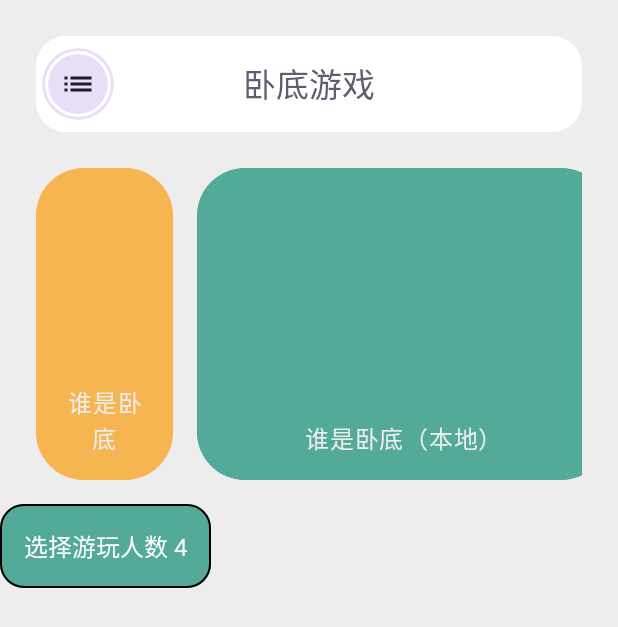
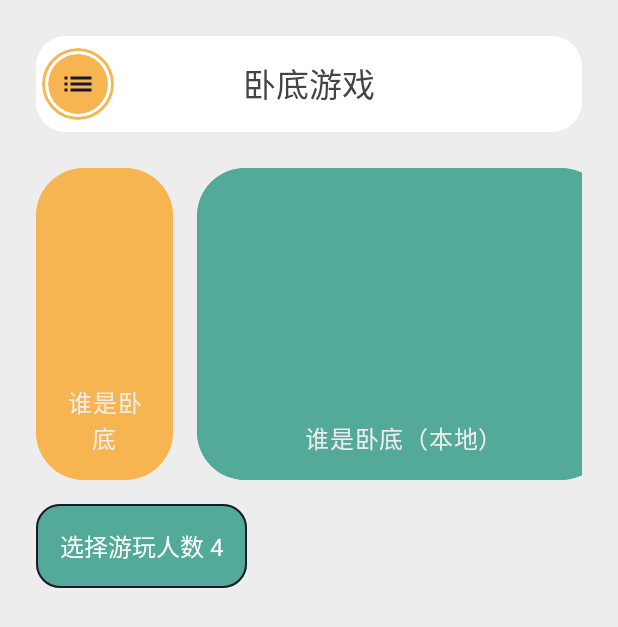
Before and after one commit to WingSword/YiGameCopilotX, an Android app built with Jetpack Compose: the screen it shows after launch (MainActivity), after a tap on "谁是卧底（本地）", on a phone screen of 412 x 824 dp. Shown: the top 627 px of the screen. Run offline under Robolectric (Android 15) with nearby library versions, the phone set to English and light mode, and no system bars.

Commit message:
优化主题颜色及UI组件样式

```diff
--- a/composeApp/src/commonMain/kotlin/org/walks/gamecopilot/App.kt
+++ b/composeApp/src/commonMain/kotlin/org/walks/gamecopilot/App.kt
@@ -33,6 +33,7 @@ import androidx.compose.material3.ExperimentalMaterial3Api
 import androidx.compose.material3.Icon
 import androidx.compose.material3.IconButton
 import androidx.compose.material3.IconButtonColors
+import androidx.compose.material3.IconButtonDefaults
 import androidx.compose.material3.MaterialTheme
 import androidx.compose.material3.Scaffold
 import androidx.compose.material3.SnackbarHost
@@ -130,7 +131,6 @@ fun AppView(viewmodel: MainViewmodel) {
                     }
                 },
                 navigationIcon = {
-
                     IconButton(
                         modifier = Modifier
                             .clip(CircleShape)
@@ -147,11 +147,9 @@ fun AppView(viewmodel: MainViewmodel) {
                             }
 
                         },
-                        colors = IconButtonColors(
+                        colors = IconButtonDefaults.iconButtonColors(
                             containerColor = MaterialTheme.colorScheme.secondaryContainer,
                             contentColor = MaterialTheme.colorScheme.onSecondaryContainer,
-                            disabledContentColor = Color.Red,
-                            disabledContainerColor = MaterialTheme.colorScheme.secondaryContainer
                         )
                     ) {
                         Icon(
--- a/composeApp/src/commonMain/kotlin/org/walks/gamecopilot/theme/Color.kt
+++ b/composeApp/src/commonMain/kotlin/org/walks/gamecopilot/theme/Color.kt
@@ -12,10 +12,12 @@ val BackgroundColorLight = Color(0xffEDEDED)
 val BackgroundColorDark = Color(0xff111111)
 val OnBackgroundColorLight = Color.White
 val OnBackgroundColorDark = Color(0xff191919)
-val DangerColorLight = Color(0xffFA5151)
+val DangerColorLight = Color(0xFFE46B49)
 val DangerColorDark = Color(0xff9A0404)
 val WarningColor = Color(254, 156, 1)
 val PlainColor = Color(199, 198, 205)
+val CardColorDark=Color(0xFF8EC3CB)
+val CardColorLight=Color(0xFF22a2c3)
 
 // 文字颜色
 val FontColorLight = Color(0f, 0f, 0f, 0.9f)
--- a/composeApp/src/commonMain/kotlin/org/walks/gamecopilot/theme/Theme.kt
+++ b/composeApp/src/commonMain/kotlin/org/walks/gamecopilot/theme/Theme.kt
@@ -19,12 +19,15 @@ import com.yi.yigamecopilot.android.theme.BackgroundColorDark
 import com.yi.yigamecopilot.android.theme.BackgroundColorLight
 import com.yi.yigamecopilot.android.theme.BorderColorDark
 import com.yi.yigamecopilot.android.theme.BorderColorLight
+import com.yi.yigamecopilot.android.theme.CardColorDark
+import com.yi.yigamecopilot.android.theme.CardColorLight
 import com.yi.yigamecopilot.android.theme.DangerColorDark
 import com.yi.yigamecopilot.android.theme.DangerColorLight
 import com.yi.yigamecopilot.android.theme.FontColorDark
 import com.yi.yigamecopilot.android.theme.FontColorLight
 import com.yi.yigamecopilot.android.theme.FontSecondaryColorDark
 import com.yi.yigamecopilot.android.theme.FontSecondaryColorLight
+import com.yi.yigamecopilot.android.theme.MorandiBrown
 import com.yi.yigamecopilot.android.theme.OnBackgroundColorDark
 import com.yi.yigamecopilot.android.theme.OnBackgroundColorLight
 import com.yi.yigamecopilot.android.theme.PrimaryColor
@@ -32,6 +35,7 @@ import com.yi.yigamecopilot.android.theme.PrimaryColor
 private val DarkColorScheme = darkColorScheme(
     primary = PrimaryColor,
     onPrimary = FontColorDark,
+    secondary = Color.LightGray,
     onSecondary = FontSecondaryColorDark,
     background = BackgroundColorDark,
     onBackground = OnBackgroundColorDark,
@@ -39,12 +43,16 @@ private val DarkColorScheme = darkColorScheme(
     onSurface = BackgroundColorDark,
     error = DangerColorDark,
     errorContainer = OnBackgroundColorDark,
-    outline = BorderColorDark
+    outline = BorderColorDark,
+    primaryContainer = CardColorDark,
+    secondaryContainer = MorandiBrown
+
 )
 
 private val LightColorScheme = lightColorScheme(
     primary = PrimaryColor,
     onPrimary = FontColorLight,
+    secondary = Color.DarkGray,
     onSecondary = FontSecondaryColorLight,
     background = BackgroundColorLight,
     onBackground = OnBackgroundColorLight,
@@ -52,7 +60,9 @@ private val LightColorScheme = lightColorScheme(
     onSurface = BackgroundColorLight,
     error = DangerColorLight,
     errorContainer = Color(0xffFFFBE6),
-    outline = BorderColorLight
+    outline = BorderColorLight,
+    primaryContainer = CardColorLight,
+    secondaryContainer = Color(0xFFF6B550)
 )
 
 
--- a/composeApp/src/commonMain/kotlin/org/walks/gamecopilot/ui/button/CommonButton.kt
+++ b/composeApp/src/commonMain/kotlin/org/walks/gamecopilot/ui/button/CommonButton.kt
@@ -31,7 +31,7 @@ fun CommonButton(
     Box(
         modifier = Modifier.wrapContentSize()
             .background(color = backColor, shape = shape)
-            .border(width = 1.dp, color = Color.Black, shape = shape)
+            .border(width = 1.dp, color = MaterialTheme.colorScheme.onSecondaryContainer, shape = shape)
             .padding(16.dp)
             .clickable(onClick = {
                 onClick?.invoke()
@@ -43,7 +43,7 @@ fun CommonButton(
 @Composable
 fun CircleButton(
     text: String,
-    backColor: Color = MaterialTheme.colorScheme.primary,
+    backColor: Color = MaterialTheme.colorScheme.primaryContainer,
     canClickable: Boolean = true,
     onClick: (() -> Unit)? = null,
 ) {
@@ -54,6 +54,6 @@ fun CircleButton(
                 onClick?.invoke()
             }, enabled = canClickable), contentAlignment = Alignment.Center
     ) {
-        Text(text = text, fontSize = 16.sp, textAlign = TextAlign.Center)
+        Text(text = text, fontSize = 16.sp, textAlign = TextAlign.Center, color = MaterialTheme.colorScheme.onPrimary)
     }
 }
--- a/composeApp/src/commonMain/kotlin/org/walks/gamecopilot/ui/input/CommonInput.kt
+++ b/composeApp/src/commonMain/kotlin/org/walks/gamecopilot/ui/input/CommonInput.kt
@@ -82,11 +82,11 @@ fun HalfRadioTextField(
             textAlign = TextAlign.Center
         ),
         colors = TextFieldDefaults.colors(
-            focusedTextColor = Color.Black,
-            unfocusedTextColor = MaterialTheme.colorScheme.tertiary,
+            focusedTextColor = MaterialTheme.colorScheme.onPrimary,
+            unfocusedTextColor = MaterialTheme.colorScheme.onSecondary,
             unfocusedContainerColor = backgroundColor,
-            focusedContainerColor = MaterialTheme.colorScheme.onBackground,
-            focusedLabelColor = Color.Black,
+            focusedContainerColor = MaterialTheme.colorScheme.background,
+
             )
     )
 }
--- a/composeApp/src/commonMain/kotlin/org/walks/gamecopilot/ui/page/home/HomePage.kt
+++ b/composeApp/src/commonMain/kotlin/org/walks/gamecopilot/ui/page/home/HomePage.kt
@@ -26,7 +26,7 @@ fun StartPage(viewmodel: MainViewmodel) {
     val gameModeList= listOf("谁是卧底", "谁是卧底（本地）", "谁是卧底3")
     val gameMode = viewmodel.startedGameMode.collectAsState()
     val playerNum = viewmodel.playerNumber.collectAsState()
-    Column(modifier = Modifier) {
+    Column(modifier = Modifier.padding(horizontal = 24.dp)) {
         ModeSelectList(gameModeList, gameMode.value) {position->
             viewmodel.handleIntent(GameIntent.updateGameMode(position))
         }
--- a/composeApp/src/commonMain/kotlin/org/walks/gamecopilot/ui/page/home/ModeSelectList.kt
+++ b/composeApp/src/commonMain/kotlin/org/walks/gamecopilot/ui/page/home/ModeSelectList.kt
@@ -87,7 +87,7 @@ fun ModeSelectList(list: List<String>, selectedPos: Int = 0, onItemClick: (Int)
         Color(0xFFE46B49),
         Color(0xFF2E476E),
     )
-    LazyRow(horizontalArrangement = Arrangement.spacedBy(16.dp), modifier = Modifier.padding(horizontal = 24.dp)) {
+    LazyRow(horizontalArrangement = Arrangement.spacedBy(16.dp), modifier = Modifier.padding()) {
 
         items(list.size) {
             if (selectedPos == it) {
--- a/composeApp/src/commonMain/kotlin/org/walks/gamecopilot/ui/page/home/RoomEntrance.kt
+++ b/composeApp/src/commonMain/kotlin/org/walks/gamecopilot/ui/page/home/RoomEntrance.kt
@@ -38,7 +38,7 @@ fun RoomEntranceCard(viewmodel: MainViewmodel) {
     var roomKey by remember { mutableStateOf("") }
     Column(
         verticalArrangement = Arrangement.spacedBy(16.dp),
-        modifier = Modifier.padding(horizontal = 24.dp).scrollable(
+        modifier = Modifier.padding().scrollable(
             state = rememberScrollState(),
             orientation = Orientation.Vertical
         )
@@ -46,13 +46,13 @@ fun RoomEntranceCard(viewmodel: MainViewmodel) {
         Text(
             "创建/加入房间",
             style = MaterialTheme.typography.bodyLarge,
-            color = Color.Black
+            color = MaterialTheme.colorScheme.secondary
         )
         Card(
             modifier = Modifier.fillMaxWidth()
                 .shadow(10.dp, shape = RoundedCornerShape(32.dp))
                 .clip(RoundedCornerShape(32.dp)),
-            colors = CardDefaults.cardColors(containerColor = Color(0xFF8EC3CB))
+            colors = CardDefaults.cardColors()
         ) {
             Column(
                 modifier = Modifier.padding(end = 16.dp, top = 16.dp, bottom = 16.dp)
@@ -82,7 +82,7 @@ fun RoomEntranceCard(viewmodel: MainViewmodel) {
                         )
                     })
                     Spacer(Modifier.width(16.dp))
-                    CircleButton("加入房间 ", backColor = Color(0xFFFFB333), onClick = {
+                    CircleButton("加入房间 ", backColor = MaterialTheme.colorScheme.secondaryContainer, onClick = {
                         GameIntent.JoinToAGameRoom(roomName, roomKey)
                     })
                 }
```
